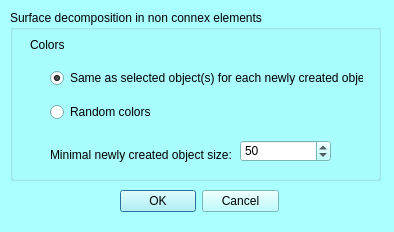
Qt form MorphoDig/Qt/mqDecomposeDialog.ui (morphomuseum/MorphoDig) before a commit.
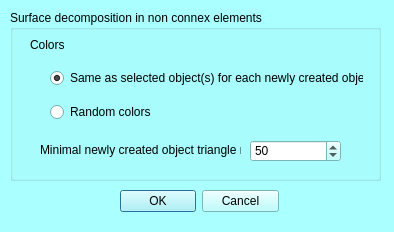
The same form after that commit.

Commit message: Triangle number (min region size for surface decomposition)

```diff
--- a/MorphoDig/Qt/mqDecomposeDialog.ui
+++ b/MorphoDig/Qt/mqDecomposeDialog.ui
@@ -148,6 +148,15 @@
        </color>
       </brush>
      </colorrole>
+     <colorrole role="PlaceholderText">
+      <brush brushstyle="NoBrush">
+       <color alpha="128">
+        <red>0</red>
+        <green>0</green>
+        <blue>0</blue>
+       </color>
+      </brush>
+     </colorrole>
     </active>
     <inactive>
      <colorrole role="WindowText">
@@ -285,6 +294,15 @@
        </color>
       </brush>
      </colorrole>
+     <colorrole role="PlaceholderText">
+      <brush brushstyle="NoBrush">
+       <color alpha="128">
+        <red>0</red>
+        <green>0</green>
+        <blue>0</blue>
+       </color>
+      </brush>
+     </colorrole>
     </inactive>
     <disabled>
      <colorrole role="WindowText">
@@ -422,6 +440,15 @@
        </color>
       </brush>
      </colorrole>
+     <colorrole role="PlaceholderText">
+      <brush brushstyle="NoBrush">
+       <color alpha="128">
+        <red>0</red>
+        <green>0</green>
+        <blue>0</blue>
+       </color>
+      </brush>
+     </colorrole>
     </disabled>
    </palette>
   </property>
@@ -454,14 +481,14 @@
    <widget class="QLabel" name="label_6">
     <property name="geometry">
      <rect>
-      <x>40</x>
+      <x>30</x>
       <y>130</y>
-      <width>181</width>
-      <height>31</height>
+      <width>201</width>
+      <height>21</height>
      </rect>
     </property>
     <property name="text">
-     <string>&lt;html&gt;&lt;head/&gt;&lt;body&gt;&lt;p&gt;Minimal newly created object size:&lt;/p&gt;&lt;/body&gt;&lt;/html&gt;</string>
+     <string>&lt;html&gt;&lt;head/&gt;&lt;body&gt;&lt;p&gt;Minimal newly created object triangle nr:&lt;/p&gt;&lt;/body&gt;&lt;/html&gt;</string>
     </property>
    </widget>
    <widget class="QWidget" name="verticalLayoutWidget">
@@ -509,7 +536,7 @@
    <widget class="QSpinBox" name="minsize">
     <property name="geometry">
      <rect>
-      <x>230</x>
+      <x>240</x>
       <y>130</y>
       <width>91</width>
       <height>22</height>
```
